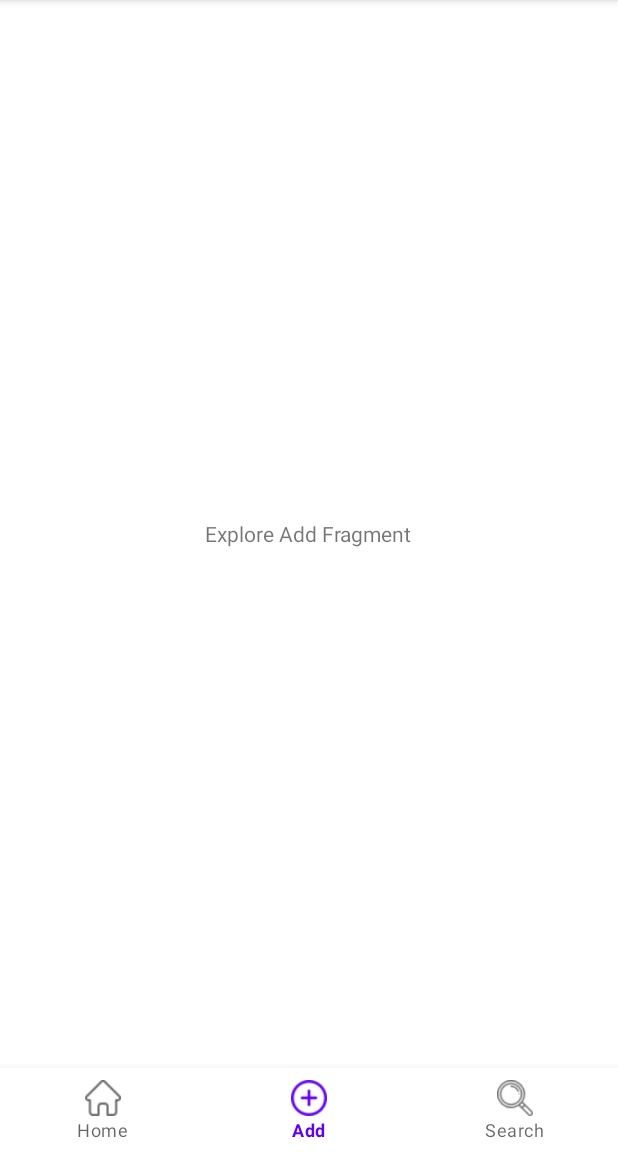
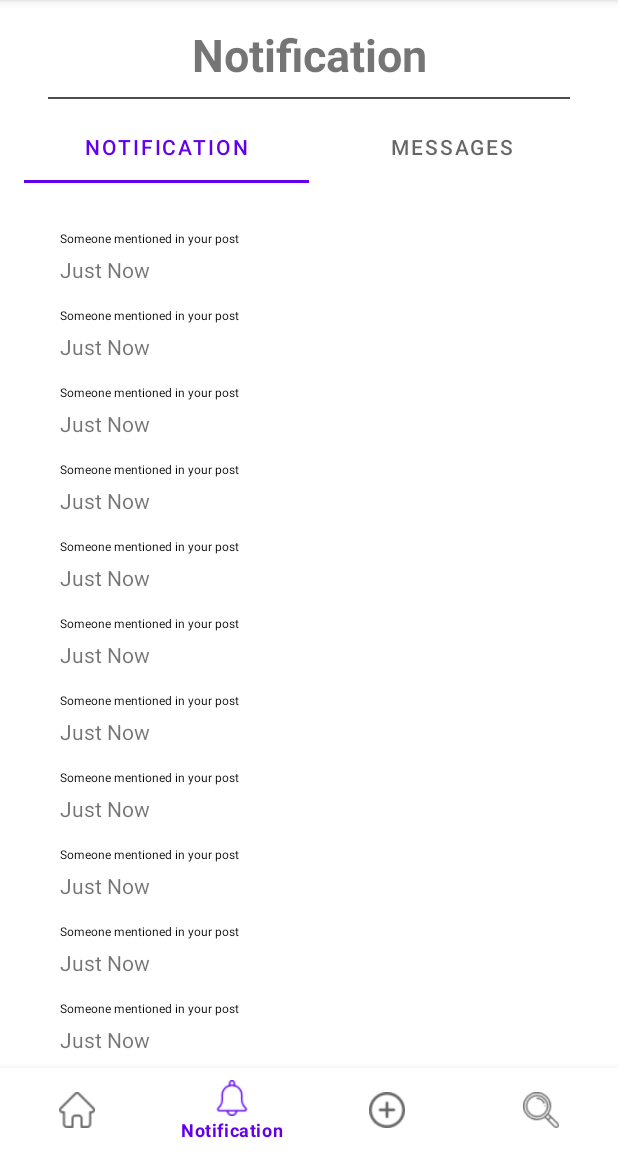
Before and after one commit to UndefinedParticle/ismPack, an Android app: the fragment ExploreFragment shown on its own in the app's theme, item 2 of the bottom bar chosen, on a phone screen of 412 x 824 dp, the part 84-1236 px from its top. Run offline under Robolectric (Android 15) with nearby library versions, the phone set to English and light mode, and no system bars; our stand-ins replace CircleImageView.

Commit message:
Android Application For IIT(ISM) Dhanbad

```diff
--- a/app/src/main/java/com/example/ismpack/Adapter/ExploreHomeAdapter.java
+++ b/app/src/main/java/com/example/ismpack/Adapter/ExploreHomeAdapter.java
@@ -42,7 +42,7 @@ public class ExploreHomeAdapter extends RecyclerView.Adapter<ExploreHomeAdapter.
         holder.profile.setImageResource(model.getProfile());
         holder.postImage.setImageResource(model.getPostImage());
         holder.save.setImageResource(model.getSave());
-        holder.profileNmae.setText(model.getProfileName());
+        holder.profileName.setText(model.getProfileName());
         holder.about.setText(model.getAbout());
         holder.like.setText(model.getLike());
         holder.comment.setText(model.getComment());
@@ -58,7 +58,7 @@ public class ExploreHomeAdapter extends RecyclerView.Adapter<ExploreHomeAdapter.
     public class viewHolder extends RecyclerView.ViewHolder{
 
         ImageView profile,postImage,save;
-        TextView profileNmae,about,like,comment,share;
+        TextView profileName,about,like,comment,share;
 
         public viewHolder(@NonNull View itemView) {
             super(itemView);
@@ -66,7 +66,7 @@ public class ExploreHomeAdapter extends RecyclerView.Adapter<ExploreHomeAdapter.
             profile = itemView.findViewById(R.id.explore_userProfile);
             postImage = itemView.findViewById(R.id.explore_post_picture);
             save = itemView.findViewById(R.id.explore_bookmark_icon);
-            profileNmae = itemView.findViewById(R.id.explore_userName);
+            profileName = itemView.findViewById(R.id.explore_userName);
             about = itemView.findViewById(R.id.explore_userAbout);
             like = itemView.findViewById(R.id.explore_post_like);
             comment = itemView.findViewById(R.id.explore_post_comment);
--- /dev/null
+++ b/app/src/main/java/com/example/ismpack/Adapter/NotificationAdapter.java
@@ -0,0 +1,67 @@
+package com.example.ismpack.Adapter;
+
+import android.content.Context;
+import android.view.LayoutInflater;
+import android.view.View;
+import android.view.ViewGroup;
+import android.widget.ImageView;
+import android.widget.TextView;
+
+import androidx.annotation.NonNull;
+import androidx.recyclerview.widget.RecyclerView;
+
+import com.example.ismpack.Models.NotificationModel;
+import com.example.ismpack.R;
+
+
+import java.util.ArrayList;
+
+public class NotificationAdapter extends RecyclerView.Adapter<NotificationAdapter.viewHolder>{
+
+    ArrayList<NotificationModel> list;
+    Context context;
+
+    public NotificationAdapter(ArrayList<NotificationModel> list, Context context) {
+        this.list = list;
+        this.context = context;
+    }
+
+    @NonNull
+    @Override
+    public viewHolder onCreateViewHolder(@NonNull ViewGroup parent, int viewType) {
+
+        View view = LayoutInflater.from(context).inflate(com.example.ismpack.R.layout.notification_recyclerview_sample,parent,false);
+
+        return new viewHolder(view);
+    }
+
+    @Override
+    public void onBindViewHolder(@NonNull viewHolder holder, int position) {
+
+        NotificationModel model = list.get(position);
+
+        holder.profile.setImageResource(model.getProfile());
+        holder.notification.setText(model.getNotification());
+        holder.time.setText(model.getTime());
+
+    }
+
+    @Override
+    public int getItemCount() {
+        return list.size();
+    }
+
+    public  class  viewHolder extends RecyclerView.ViewHolder{
+
+        ImageView profile;
+        TextView notification,time;
+
+        public viewHolder(@NonNull View itemView) {
+            super(itemView);
+            //profile = itemView.findViewById(com.example.ismpack.R.id.explore_userProfile);
+            profile = itemView.findViewById(R.id.notification_profile);
+            notification = itemView.findViewById(R.id.notification_mention);
+            time = itemView.findViewById(R.id.notification_time);
+        }
+    }
+}
--- /dev/null
+++ b/app/src/main/java/com/example/ismpack/Adapter/ViewPagerAdapter.java
@@ -0,0 +1,46 @@
+package com.example.ismpack.Adapter;
+
+import androidx.annotation.NonNull;
+import androidx.annotation.Nullable;
+import androidx.fragment.app.Fragment;
+import androidx.fragment.app.FragmentActivity;
+import androidx.fragment.app.FragmentManager;
+import androidx.fragment.app.FragmentPagerAdapter;
+import androidx.viewpager2.adapter.FragmentStateAdapter;
+
+import com.example.ismpack.Fragment.MessageFragment;
+import com.example.ismpack.Fragment.NotificationFragment;
+
+public class ViewPagerAdapter extends FragmentPagerAdapter {
+
+    public ViewPagerAdapter(@NonNull FragmentManager fm) {
+        super(fm);
+    }
+
+    @NonNull
+    @Override
+    public Fragment getItem(int position) {
+        switch (position){
+            case 0:return new NotificationFragment();
+            case 1:return new MessageFragment();
+            default:return new NotificationFragment();
+        }
+    }
+
+    @Override
+    public int getCount() {
+        return 2;
+    }
+
+    @Nullable
+    @Override
+    public CharSequence getPageTitle(int position) {
+        String title = null;
+        if(position == 0){
+            title = "Notification";
+        }else if(position == 1){
+            title = "Messages";
+        }
+        return title;
+    }
+}
--- /dev/null
+++ b/app/src/main/java/com/example/ismpack/Fragment/MessageFragment.java
@@ -0,0 +1,23 @@
+package com.example.ismpack.Fragment;
+
+import android.os.Bundle;
+
+import androidx.fragment.app.Fragment;
+
+import android.view.LayoutInflater;
+import android.view.View;
+import android.view.ViewGroup;
+
+import com.example.ismpack.R;
+
+public class MessageFragment extends Fragment {
+
+
+
+    @Override
+    public View onCreateView(LayoutInflater inflater, ViewGroup container,
+                             Bundle savedInstanceState) {
+        // Inflate the layout for this fragment
+        return inflater.inflate(R.layout.fragment_message, container, false);
+    }
+}
--- /dev/null
+++ b/app/src/main/java/com/example/ismpack/Fragment/NotificationFragment.java
@@ -0,0 +1,59 @@
+package com.example.ismpack.Fragment;
+
+import android.os.Bundle;
+
+import androidx.fragment.app.Fragment;
+import androidx.recyclerview.widget.LinearLayoutManager;
+import androidx.recyclerview.widget.RecyclerView;
+import androidx.viewpager.widget.ViewPager;
+
+import android.view.LayoutInflater;
+import android.view.View;
+import android.view.ViewGroup;
+
+import com.example.ismpack.Adapter.NotificationAdapter;
+import com.example.ismpack.Models.NotificationModel;
+import com.example.ismpack.R;
+import com.google.android.material.tabs.TabLayout;
+
+import java.util.ArrayList;
+
+
+public class NotificationFragment extends Fragment {
+
+    RecyclerView recyclerView;
+    ArrayList<NotificationModel> list;
+
+    @Override
+    public View onCreateView(LayoutInflater inflater, ViewGroup container,
+                             Bundle savedInstanceState) {
+        // Inflate the layout for this fragment
+        View view = inflater.inflate(R.layout.fragment_notification, container, false);
+
+        recyclerView = view.findViewById(R.id.notification_recyclerView);
+
+        list = new ArrayList<>();
+
+        list.add(new NotificationModel(R.drawable.sample_profile_picture,"Someone mentioned in your post","Just Now"));
+        list.add(new NotificationModel(R.drawable.sample_profile_picture,"Someone mentioned in your post","Just Now"));
+        list.add(new NotificationModel(R.drawable.sample_profile_picture,"Someone mentioned in your post","Just Now"));
+        list.add(new NotificationModel(R.drawable.sample_profile_picture,"Someone mentioned in your post","Just Now"));
+        list.add(new NotificationModel(R.drawable.sample_profile_picture,"Someone mentioned in your post","Just Now"));
+        list.add(new NotificationModel(R.drawable.sample_profile_picture,"Someone mentioned in your post","Just Now"));
+        list.add(new NotificationModel(R.drawable.sample_profile_picture,"Someone mentioned in your post","Just Now"));
+        list.add(new NotificationModel(R.drawable.sample_profile_picture,"Someone mentioned in your post","Just Now"));
+        list.add(new NotificationModel(R.drawable.sample_profile_picture,"Someone mentioned in your post","Just Now"));
+        list.add(new NotificationModel(R.drawable.sample_profile_picture,"Someone mentioned in your post","Just Now"));
+        list.add(new NotificationModel(R.drawable.sample_profile_picture,"Someone mentioned in your post","Just Now"));
+        list.add(new NotificationModel(R.drawable.sample_profile_picture,"Someone mentioned in your post","Just Now"));
+
+
+        NotificationAdapter adapter = new NotificationAdapter(list,getContext());
+        LinearLayoutManager layoutManager = new LinearLayoutManager(getContext(),LinearLayoutManager.VERTICAL,false);
+        recyclerView.setLayoutManager(layoutManager);
+        recyclerView.setAdapter(adapter);
+
+
+        return view;
+    }
+}
--- /dev/null
+++ b/app/src/main/java/com/example/ismpack/Models/NotificationModel.java
@@ -0,0 +1,38 @@
+package com.example.ismpack.Models;
+
+public class NotificationModel {
+
+    int profile;
+    String notification,time;
+
+
+    public NotificationModel(int profile, String notification, String time) {
+        this.profile = profile;
+        this.notification = notification;
+        this.time = time;
+    }
+
+    public int getProfile() {
+        return profile;
+    }
+
+    public void setProfile(int profile) {
+        this.profile = profile;
+    }
+
+    public String getNotification() {
+        return notification;
+    }
+
+    public void setNotification(String notification) {
+        this.notification = notification;
+    }
+
+    public String getTime() {
+        return time;
+    }
+
+    public void setTime(String time) {
+        this.time = time;
+    }
+}
--- a/app/src/main/java/com/example/ismpack/ui/Explore/ExploreFragment.java
+++ b/app/src/main/java/com/example/ismpack/ui/Explore/ExploreFragment.java
@@ -46,6 +46,10 @@ public class ExploreFragment extends Fragment {
                         // Replace the fragment container with the HomeFragment
                         replaceFragment(new ExploreHomeFragment());
                         return true;
+                    case R.id.exploreNotification:
+                        // Replace the fragment container with the HomeFragment
+                        replaceFragment(new ExploreNotificationFragment());
+                        return true;
                     case R.id.exploreAdd:
                         // Replace the fragment container with the AddFragment
                         replaceFragment(new ExploreAddFragment());
--- /dev/null
+++ b/app/src/main/java/com/example/ismpack/ui/Explore/ExploreNotificationFragment.java
@@ -0,0 +1,38 @@
+package com.example.ismpack.ui.Explore;
+
+import android.os.Bundle;
+
+import androidx.fragment.app.Fragment;
+import androidx.viewpager.widget.PagerAdapter;
+import androidx.viewpager.widget.ViewPager;
+import androidx.viewpager2.widget.ViewPager2;
+
+import android.view.LayoutInflater;
+import android.view.View;
+import android.view.ViewGroup;
+
+import com.example.ismpack.Adapter.ViewPagerAdapter;
+import com.example.ismpack.R;
+import com.google.android.material.tabs.TabLayout;
+
+public class ExploreNotificationFragment extends Fragment {
+
+    ViewPager viewPager;
+    TabLayout tabLayout;
+
+
+    @Override
+    public View onCreateView(LayoutInflater inflater, ViewGroup container,
+                             Bundle savedInstanceState) {
+        // Inflate the layout for this fragment
+        View view =  inflater.inflate(R.layout.fragment_explore_notification, container, false);
+
+        viewPager = view.findViewById(R.id.viewPager);
+        viewPager.setAdapter(new ViewPagerAdapter(getFragmentManager()));
+
+        tabLayout = view.findViewById(R.id.tabLayout);
+        tabLayout.setupWithViewPager(viewPager);
+
+        return view;
+    }
+}
--- /dev/null
+++ b/app/src/main/res/layout/fragment_explore_notification.xml
@@ -0,0 +1,59 @@
+<?xml version="1.0" encoding="utf-8"?>
+<androidx.constraintlayout.widget.ConstraintLayout xmlns:android="http://schemas.android.com/apk/res/android"
+    xmlns:app="http://schemas.android.com/apk/res-auto"
+    xmlns:tools="http://schemas.android.com/tools"
+    android:layout_width="match_parent"
+    android:layout_height="match_parent"
+    tools:context=".ui.Explore.ExploreNotificationFragment">
+
+    <!-- TODO: Update blank fragment layout -->
+    <TextView
+        android:id="@+id/textView2"
+        android:layout_width="wrap_content"
+        android:layout_height="wrap_content"
+        android:layout_marginTop="16dp"
+        android:text="Notification"
+        android:textSize="30sp"
+        android:textStyle="bold"
+        app:layout_constraintEnd_toEndOf="parent"
+        app:layout_constraintHorizontal_bias="0.5"
+        app:layout_constraintStart_toStartOf="parent"
+        app:layout_constraintTop_toTopOf="parent" />
+
+    <View
+        android:id="@+id/view"
+        android:layout_width="match_parent"
+        android:layout_height="1dp"
+        android:layout_marginStart="32dp"
+        android:layout_marginTop="8dp"
+        android:layout_marginEnd="32dp"
+        android:background="#514D4D"
+        app:layout_constraintEnd_toEndOf="parent"
+        app:layout_constraintHorizontal_bias="0.5"
+        app:layout_constraintStart_toStartOf="parent"
+        app:layout_constraintTop_toBottomOf="@+id/textView2" />
+
+    <com.google.android.material.tabs.TabLayout
+        android:id="@+id/tabLayout"
+        android:layout_width="match_parent"
+        android:layout_height="wrap_content"
+        android:layout_marginStart="16dp"
+        android:layout_marginTop="8dp"
+        android:layout_marginEnd="16dp"
+        app:layout_constraintEnd_toEndOf="parent"
+        app:layout_constraintHorizontal_bias="0.5"
+        app:layout_constraintStart_toStartOf="parent"
+        app:layout_constraintTop_toBottomOf="@+id/view" />
+
+    <androidx.viewpager.widget.ViewPager
+        android:id="@+id/viewPager"
+        android:layout_width="match_parent"
+        android:layout_height="0dp"
+        app:layout_constraintBottom_toBottomOf="parent"
+        app:layout_constraintEnd_toEndOf="parent"
+        app:layout_constraintHorizontal_bias="0.5"
+        app:layout_constraintStart_toStartOf="parent"
+        app:layout_constraintTop_toBottomOf="@+id/tabLayout" />
+
+
+</androidx.constraintlayout.widget.ConstraintLayout>
--- /dev/null
+++ b/app/src/main/res/layout/fragment_message.xml
@@ -0,0 +1,14 @@
+<?xml version="1.0" encoding="utf-8"?>
+<FrameLayout xmlns:android="http://schemas.android.com/apk/res/android"
+    xmlns:tools="http://schemas.android.com/tools"
+    android:layout_width="match_parent"
+    android:layout_height="match_parent"
+    tools:context=".Fragment.MessageFragment">
+
+    <!-- TODO: Update blank fragment layout -->
+    <TextView
+        android:layout_width="match_parent"
+        android:layout_height="match_parent"
+        android:text="@string/hello_blank_fragment" />
+
+</FrameLayout>
--- /dev/null
+++ b/app/src/main/res/layout/fragment_notification.xml
@@ -0,0 +1,20 @@
+<?xml version="1.0" encoding="utf-8"?>
+<androidx.constraintlayout.widget.ConstraintLayout xmlns:android="http://schemas.android.com/apk/res/android"
+    xmlns:app="http://schemas.android.com/apk/res-auto"
+    xmlns:tools="http://schemas.android.com/tools"
+    android:layout_width="match_parent"
+    android:layout_height="match_parent"
+    tools:context=".Fragment.NotificationFragment">
+
+    <androidx.recyclerview.widget.RecyclerView
+        android:id="@+id/notification_recyclerView"
+        android:layout_width="match_parent"
+        android:layout_height="match_parent"
+        android:layout_marginStart="16dp"
+        android:layout_marginTop="16dp"
+        android:layout_marginEnd="16dp"
+        app:layout_constraintEnd_toEndOf="parent"
+        app:layout_constraintHorizontal_bias="0.5"
+        app:layout_constraintStart_toStartOf="parent"
+        app:layout_constraintTop_toTopOf="parent" />
+</androidx.constraintlayout.widget.ConstraintLayout>
--- /dev/null
+++ b/app/src/main/res/layout/notification_recyclerview_sample.xml
@@ -0,0 +1,46 @@
+<?xml version="1.0" encoding="utf-8"?>
+<androidx.constraintlayout.widget.ConstraintLayout xmlns:android="http://schemas.android.com/apk/res/android"
+    xmlns:app="http://schemas.android.com/apk/res-auto"
+    xmlns:tools="http://schemas.android.com/tools"
+    android:layout_width="match_parent"
+    android:layout_height="wrap_content">
+
+
+    <de.hdodenhof.circleimageview.CircleImageView
+        android:id="@+id/notification_profile"
+        android:layout_width="@dimen/_50mdp"
+        android:layout_height="@dimen/_50mdp"
+        android:layout_marginStart="8dp"
+        android:layout_marginTop="16dp"
+        android:padding="4dp"
+        android:src="@drawable/sample_profile_picture"
+        app:civ_border_color="#FA4006"
+        app:civ_border_width="2dp"
+        app:layout_constraintStart_toStartOf="parent"
+        app:layout_constraintTop_toTopOf="parent" />
+
+    <TextView
+        android:id="@+id/notification_mention"
+        android:layout_width="0dp"
+        android:layout_height="wrap_content"
+        android:layout_marginStart="8dp"
+        android:layout_marginEnd="16dp"
+        android:text="@string/someone_reacted_in_your_post"
+        android:textColor="#000000"
+        android:textSize="@dimen/_14mdp"
+        app:layout_constraintBottom_toBottomOf="@+id/notification_profile"
+        app:layout_constraintEnd_toEndOf="parent"
+        app:layout_constraintStart_toEndOf="@+id/notification_profile"
+        app:layout_constraintTop_toTopOf="@+id/notification_profile"
+        app:layout_constraintVertical_bias="0.23000002" />
+
+    <TextView
+        android:id="@+id/notification_time"
+        android:layout_width="wrap_content"
+        android:layout_height="wrap_content"
+        android:layout_marginTop="5dp"
+        android:text="@string/just_now"
+        app:layout_constraintStart_toStartOf="@+id/notification_mention"
+        app:layout_constraintTop_toBottomOf="@+id/notification_mention" />
+
+</androidx.constraintlayout.widget.ConstraintLayout>
--- a/app/src/main/res/menu/bottom_nav_menu.xml
+++ b/app/src/main/res/menu/bottom_nav_menu.xml
@@ -6,6 +6,12 @@
         android:icon="@drawable/homeicon"
         android:menuCategory="secondary"
         android:title="@string/item_home" />
+
+    <item
+        android:id="@+id/exploreNotification"
+        android:icon="@drawable/explore_notification_icon"
+        android:menuCategory="secondary"
+        android:title="Notification" />
 
     <item
         android:id="@+id/exploreAdd"
--- a/app/src/main/res/values/strings.xml
+++ b/app/src/main/res/values/strings.xml
@@ -30,4 +30,6 @@
     <string name="hybrid_map">Hybrid Map</string>
     <string name="satellite_map">Satellite Map</string>
     <string name="terrain_map">Terrain Map</string>
+    <string name="someone_reacted_in_your_post">Someone reacted in your post</string>
+    <string name="just_now">Just Now</string>
 </resources>
```
Also changed, not shown: app/src/main/res/drawable-v24/explore_notification_icon.png (added).
